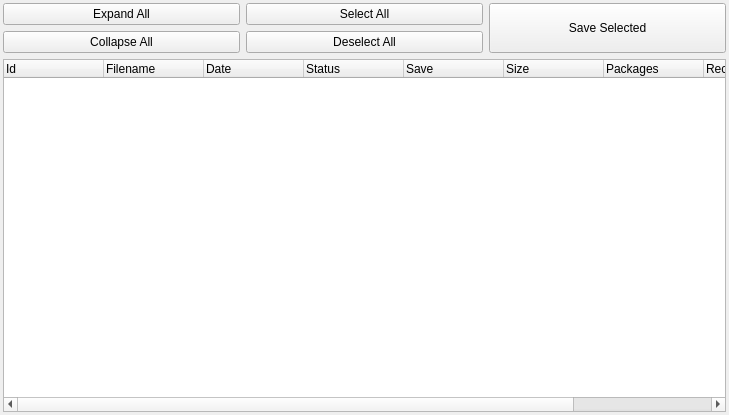
Above: plugin/filetransferplugin/form.ui from COVESA/dlt-viewer before the change. Below: the same form after it.
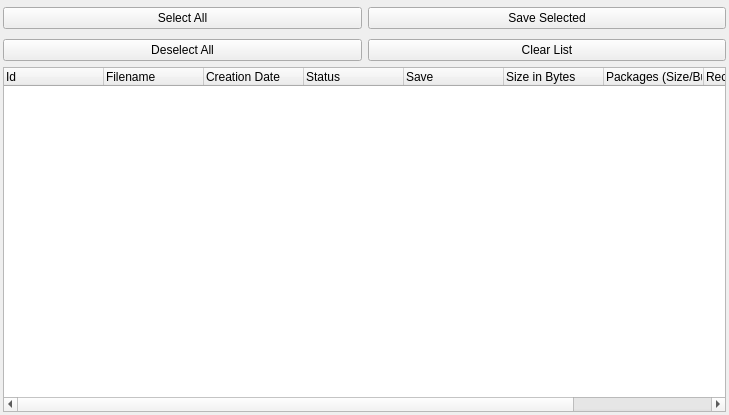
That is the form after the change. Icons and pictures are not drawn.

Commit message: Improved filetransferplugin. Added icon file for windows executable.

Patch:
```diff
--- a/plugin/filetransferplugin/form.ui
+++ b/plugin/filetransferplugin/form.ui
@@ -25,7 +25,7 @@
      <property name="spacing">
       <number>6</number>
      </property>
-     <item row="4" column="0" colspan="3">
+     <item row="9" column="1" colspan="2">
       <widget class="QTreeWidget" name="treeWidget">
        <column>
         <property name="text">
@@ -39,7 +39,7 @@
        </column>
        <column>
         <property name="text">
-         <string>Date</string>
+         <string>Creation Date</string>
         </property>
        </column>
        <column>
@@ -54,12 +54,12 @@
        </column>
        <column>
         <property name="text">
-         <string>Size</string>
+         <string>Size in Bytes</string>
         </property>
        </column>
        <column>
         <property name="text">
-         <string>Packages</string>
+         <string>Packages (Size/Buffersize)</string>
         </property>
        </column>
        <column>
@@ -74,20 +74,7 @@
        </column>
       </widget>
      </item>
-     <item row="0" column="0">
-      <widget class="QPushButton" name="expandButton">
-       <property name="text">
-        <string>Expand All</string>
-       </property>
-       <property name="iconSize">
-        <size>
-         <width>22</width>
-         <height>22</height>
-        </size>
-       </property>
-      </widget>
-     </item>
-     <item row="0" column="1">
+     <item row="0" column="1" rowspan="6">
       <widget class="QPushButton" name="selectButton">
        <property name="text">
         <string>Select All</string>
@@ -100,36 +87,10 @@
        </property>
       </widget>
      </item>
-     <item row="1" column="1">
-      <widget class="QPushButton" name="deselectButton">
-       <property name="text">
-        <string>Deselect All</string>
-       </property>
-       <property name="iconSize">
-        <size>
-         <width>22</width>
-         <height>22</height>
-        </size>
-       </property>
-      </widget>
-     </item>
-     <item row="1" column="0">
-      <widget class="QPushButton" name="collapseButton">
-       <property name="text">
-        <string>Collapse All</string>
-       </property>
-       <property name="iconSize">
-        <size>
-         <width>22</width>
-         <height>22</height>
-        </size>
-       </property>
-      </widget>
-     </item>
-     <item row="0" column="2" rowspan="2">
+     <item row="0" column="2" rowspan="6">
       <widget class="QPushButton" name="saveButton">
        <property name="sizePolicy">
-        <sizepolicy hsizetype="Minimum" vsizetype="Expanding">
+        <sizepolicy hsizetype="Minimum" vsizetype="Fixed">
          <horstretch>0</horstretch>
          <verstretch>0</verstretch>
         </sizepolicy>
@@ -137,14 +98,36 @@
        <property name="text">
         <string>Save Selected</string>
        </property>
-       <property name="icon">
-        <iconset resource="filetransferpluginresources.qrc">
-         <normaloff>:/icons/document-save-as.png</normaloff>:/icons/document-save-as.png</iconset>
+       <property name="iconSize">
+        <size>
+         <width>22</width>
+         <height>22</height>
+        </size>
        </property>
+      </widget>
+     </item>
+     <item row="6" column="2">
+      <widget class="QPushButton" name="clearAllButton">
+       <property name="text">
+        <string>Clear List</string>
+       </property>
        <property name="iconSize">
         <size>
-         <width>32</width>
-         <height>32</height>
+         <width>22</width>
+         <height>22</height>
+        </size>
+       </property>
+      </widget>
+     </item>
+     <item row="6" column="1">
+      <widget class="QPushButton" name="deselectButton">
+       <property name="text">
+        <string>Deselect All</string>
+       </property>
+       <property name="iconSize">
+        <size>
+         <width>22</width>
+         <height>22</height>
         </size>
        </property>
       </widget>
```
Left out of the diff: 4 changed lines with no effect on the pictures. The commit also changes 25 other files.
